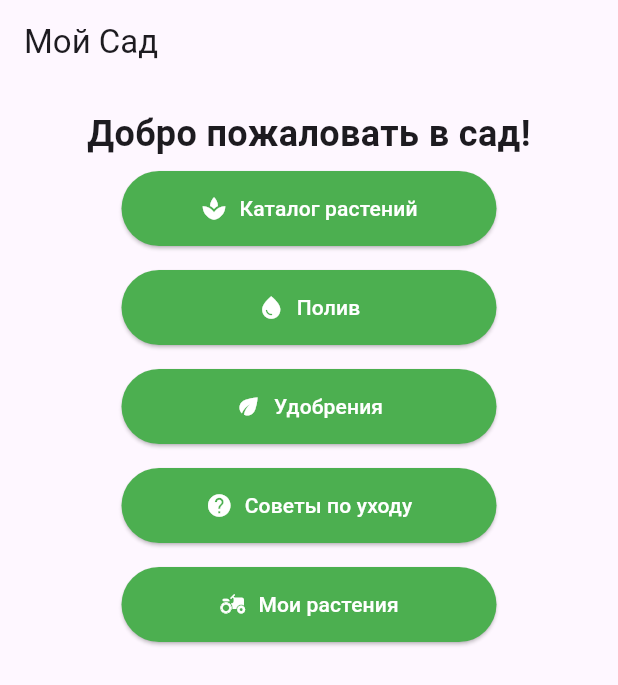
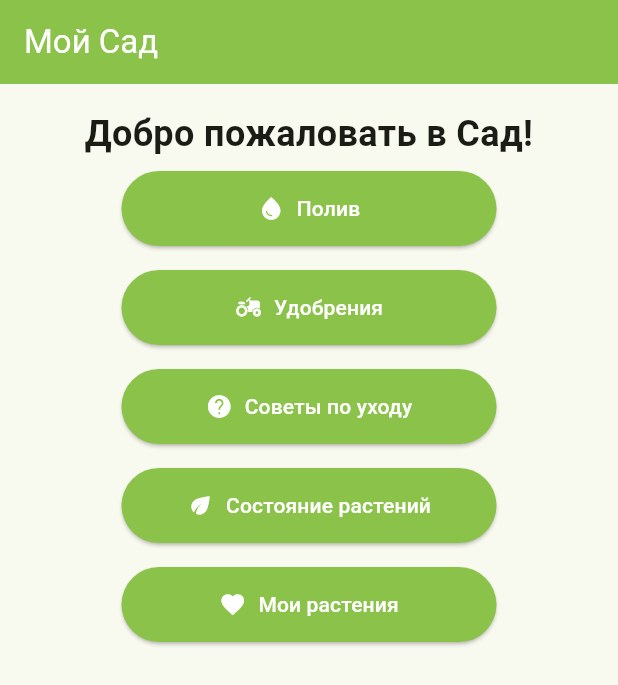
Before and after one commit to crystal-warrior/Flutter_prac_1, a Flutter app: the screen it shows after launch, on a phone screen of 412 x 824 dp. Shown: the top 685 px of the screen. Run offline on Flutter 3.47's test engine with Material 3 defaults, Android fonts, the phone set to English and light mode, and no system bars.

```diff
--- a/lib/main.dart
+++ b/lib/main.dart
@@ -1,9 +1,10 @@
 import 'package:flutter/material.dart';
 import 'package:jhvostov_prac_1/features/care_tips/screens/care_tips_screen.dart';
-import 'package:jhvostov_prac_1/features/fertilizers/screen/fertilizer_screen.dart';
+import 'package:jhvostov_prac_1/features/fertilizers/screens/fertilizer_screen.dart';
 import 'package:jhvostov_prac_1/features/my_plants/screens/my_plants_screen.dart';
-import 'package:jhvostov_prac_1/features/plant/screens/plants_screen.dart';
+import 'package:jhvostov_prac_1/features/plant/state/plants_container.dart';
 import 'package:jhvostov_prac_1/features/watering/screens/watering_screen.dart';
+import 'package:jhvostov_prac_1/shared/app_theme.dart';
 
 void main() {
   runApp(PlantApp());
@@ -14,7 +15,7 @@ class PlantApp extends StatelessWidget {
   Widget build(BuildContext context) {
     return MaterialApp(
       title: 'Мой Сад',
-      theme: ThemeData(primarySwatch: Colors.green),
+      theme: AppTheme.lightTheme,
       home: GardenScreen(),
     );
   }
@@ -23,18 +24,13 @@ class PlantApp extends StatelessWidget {
 class GardenScreen extends StatelessWidget {
   final List<Map<String, dynamic>> menuItems = [
     {
-      'title': 'Каталог растений',
-      'icon': Icons.spa,
-      'screen': PlantCatalogScreen(),
-    },
-    {
       'title': 'Полив',
       'icon': Icons.water_drop,
       'screen': WateringScreen(),
     },
     {
       'title': 'Удобрения',
-      'icon': Icons.eco,
+      'icon': Icons.agriculture,
       'screen': FertilizerScreen(),
     },
     {
@@ -43,73 +39,15 @@ class GardenScreen extends StatelessWidget {
       'screen': CareTipsScreen(),
     },
     {
-      'title': 'Мои растения',
-      'icon': Icons.agriculture,
-      'screen': MyPlantsScreen(),
-    },
-    // старые кнопки
-    /*
-    {
-      'title': 'Кнопка в разработке',
-      'icon': Icons.access_alarm_outlined,
-      'screen': MyPlantsScreen(),
-    },
-    {
-      'title': 'Эксперимент',
-      'icon': Icons.account_balance,
-      'screen': ProblemScreen(),
-    },
-    {
-      'title': 'Дополнительная кнопка 1',
-      'icon': Icons.add,
-      'screen': MyPlantsScreen(),
-    },
-    {
-      'title': 'Дополнительная кнопка 2',
-      'icon': Icons.grass,
-      'screen': MyPlantsScreen(),
-    },
-    {
-      'title': 'Дополнительная кнопка 3',
-      'icon': Icons.local_florist,
-      'screen': MyPlantsScreen(),
-    },
-    {
-      'title': 'Дополнительная кнопка 4',
-      'icon': Icons.park,
-      'screen': MyPlantsScreen(),
-    },
-    {
-      'title': 'Дополнительная кнопка 5',
-      'icon': Icons.nature,
-      'screen': MyPlantsScreen(),
-    },
-    {
-      'title': 'Дополнительная кнопка 6',
-      'icon': Icons.forest,
-      'screen': MyPlantsScreen(),
-    },
-    {
-      'title': 'Дополнительная кнопка 7',
-      'icon': Icons.emoji_nature,
-      'screen': MyPlantsScreen(),
-    },
-    {
-      'title': 'Дополнительная кнопка 8',
-      'icon': Icons.yard,
-      'screen': MyPlantsScreen(),
-    },
-    {
-      'title': 'Дополнительная кнопка 9',
+      'title': 'Состояние растений',
       'icon': Icons.eco,
       'screen': MyPlantsScreen(),
     },
     {
-      'title': 'Дополнительная кнопка 10',
-      'icon': Icons.spoke_rounded,
-      'screen': MyPlantsScreen(),
+      'title': 'Мои растения',
+      'icon': Icons.favorite,
+      'screen': const PlantsContainer(),
     },
-     */
   ];
 
   @override
@@ -124,7 +62,7 @@ class GardenScreen extends StatelessWidget {
             return Align(
               alignment: Alignment.center,
               child: Text(
-                'Добро пожаловать в сад!',
+                'Добро пожаловать в Сад!',
                 style: TextStyle(fontSize: 24, fontWeight: FontWeight.bold),
                 textAlign: TextAlign.center,
               ),
@@ -156,8 +94,6 @@ class GardenScreen extends StatelessWidget {
           icon: Icon(icon),
           label: Text(title),
           style: ElevatedButton.styleFrom(
-            backgroundColor: Colors.green,
-            foregroundColor: Colors.white,
             padding: EdgeInsets.symmetric(vertical: 15),
           ),
         ),
--- a/lib/shared/app_theme.dart
+++ b/lib/shared/app_theme.dart
@@ -0,0 +1,58 @@
+import 'package:flutter/material.dart';
+
+class AppTheme {
+  static final lightTheme = ThemeData(
+    primarySwatch: Colors.lightGreen,
+    colorScheme: ColorScheme.fromSeed(seedColor: Colors.lightGreen),
+    useMaterial3: true,
+    appBarTheme: const AppBarTheme(
+      backgroundColor: Colors.lightGreen,
+      foregroundColor: Colors.white,
+    ),
+    floatingActionButtonTheme: const FloatingActionButtonThemeData(
+      backgroundColor: Colors.lightGreen,
+      foregroundColor: Colors.white,
+    ),
+    elevatedButtonTheme: ElevatedButtonThemeData(
+      style: ElevatedButton.styleFrom(
+        backgroundColor: Colors.lightGreen,
+        foregroundColor: Colors.white,
+      ),
+
+    ),
+    sliderTheme: SliderThemeData(
+      activeTrackColor: Colors.amber,
+      inactiveTrackColor: Colors.amber[100],
+      thumbColor: Colors.amber,
+      overlayColor: Colors.amber[100]!.withOpacity(0.3),
+      valueIndicatorColor: Colors.amber,
+      activeTickMarkColor: Colors.amber,
+      inactiveTickMarkColor: Colors.amber[100],
+      trackHeight: 4,
+      thumbShape: const RoundSliderThumbShape(enabledThumbRadius: 10),
+      overlayShape: const RoundSliderOverlayShape(overlayRadius: 16),
+      valueIndicatorShape: const PaddleSliderValueIndicatorShape(),
+      showValueIndicator: ShowValueIndicator.always,
+    ),
+
+    inputDecorationTheme: InputDecorationTheme(
+      border: const OutlineInputBorder(
+        borderSide: BorderSide(color: Colors.lightGreen),
+        borderRadius: BorderRadius.all(Radius.circular(8)),
+      ),
+      enabledBorder: const OutlineInputBorder(
+        borderSide: BorderSide(color: Colors.lightGreen),
+        borderRadius: BorderRadius.all(Radius.circular(8)),
+      ),
+      focusedBorder: const OutlineInputBorder(
+        borderSide: BorderSide(color: Colors.lightGreen, width: 2),
+        borderRadius: BorderRadius.all(Radius.circular(8)),
+      ),
+      labelStyle: const TextStyle(color: Colors.lightGreen),
+      floatingLabelStyle: const TextStyle(color: Colors.lightGreen),
+      hintStyle: const TextStyle(color: Colors.grey),
+      contentPadding: const EdgeInsets.symmetric(horizontal: 16, vertical: 16),
+    ),
+  );
+
+}
```
Also changed, not shown: lib/features/plant/screens/plants_screen.dart (deleted, +0 -130 lines), lib/features/plant/widgets/plants_table.dart (added, +50 -0 lines), lib/features/fertilizers/screens/fertilizer_screen.dart (renamed from lib/features/fertilizers/screen/fertilizer_screen.dart).
